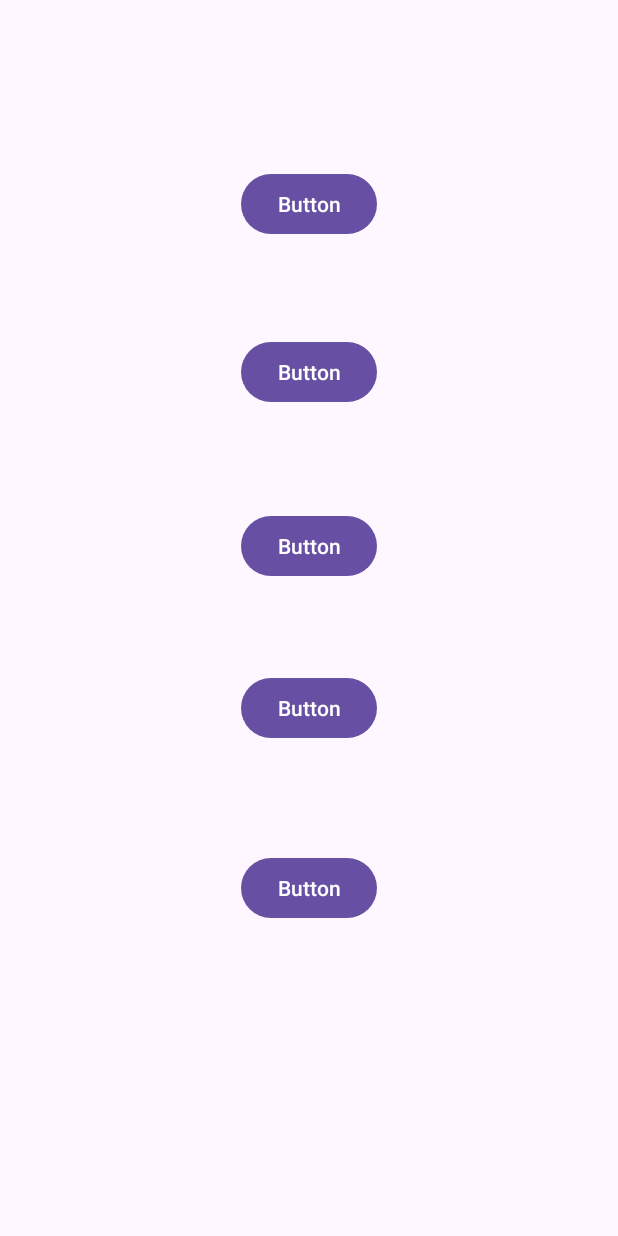
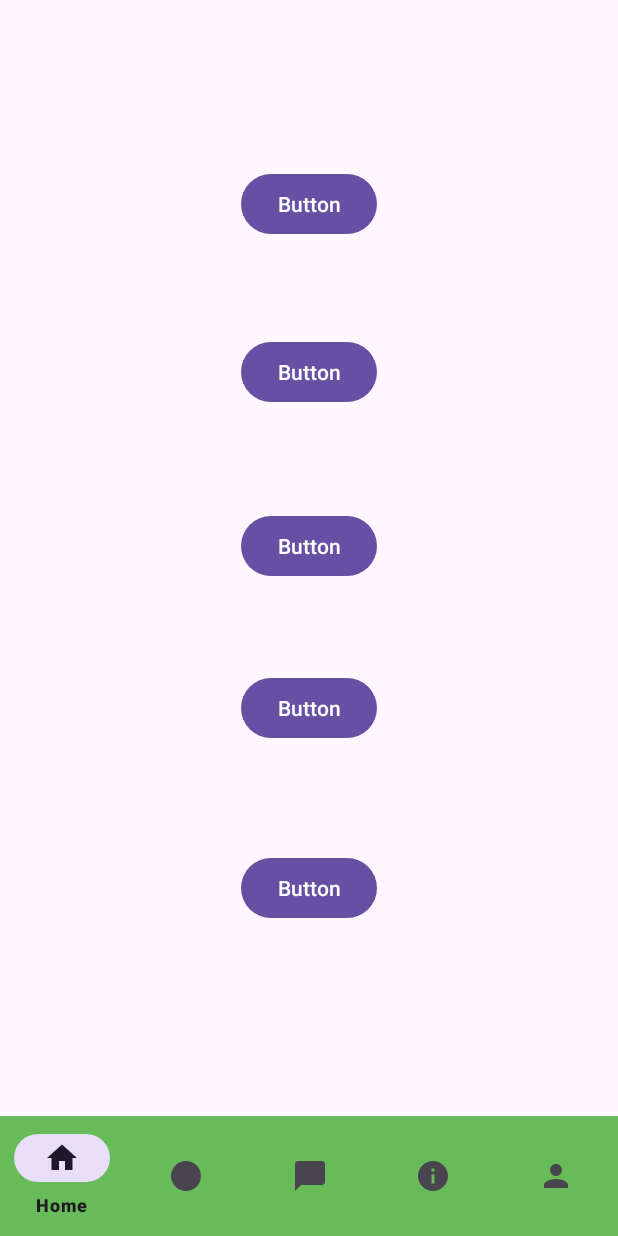
Before and after one commit to bwubbu/HeikomMADapp, an Android app: the HomePageActivity screen opened directly, with no data from a screen before it, on a phone screen of 412 x 824 dp. Run offline under Robolectric (Android 15) with nearby library versions, the phone set to English and light mode, and no system bars; Roboto replaces fonts that are not available here.

Commit message:
added bottom navbar on home page

```diff
--- /dev/null
+++ b/app/src/main/res/drawable/ic_user.xml
@@ -0,0 +1,5 @@
+<vector android:height="24dp" android:tint="#000000"
+    android:viewportHeight="24" android:viewportWidth="24"
+    android:width="24dp" xmlns:android="http://schemas.android.com/apk/res/android">
+    <path android:fillColor="@android:color/white" android:pathData="M12,12c2.21,0 4,-1.79 4,-4s-1.79,-4 -4,-4 -4,1.79 -4,4 1.79,4 4,4zM12,14c-2.67,0 -8,1.34 -8,4v2h16v-2c0,-2.66 -5.33,-4 -8,-4z"/>
+</vector>
--- a/app/src/main/res/layout/activity_home_page.xml
+++ b/app/src/main/res/layout/activity_home_page.xml
@@ -1,11 +1,19 @@
 <?xml version="1.0" encoding="utf-8"?>
-<androidx.constraintlayout.widget.ConstraintLayout xmlns:android="http://schemas.android.com/apk/res/android"
+<RelativeLayout xmlns:android="http://schemas.android.com/apk/res/android"
     xmlns:app="http://schemas.android.com/apk/res-auto"
     xmlns:tools="http://schemas.android.com/tools"
     android:layout_width="match_parent"
     android:layout_height="match_parent"
     tools:context=".HomePageActivity">
 
+    <ScrollView
+        android:layout_width="match_parent"
+        android:layout_height="match_parent"
+        android:layout_above="@+id/bottomNavigationView">
+
+        <androidx.constraintlayout.widget.ConstraintLayout
+            android:layout_width="match_parent"
+            android:layout_height="wrap_content">
     <Button
         android:id="@+id/ProfilePage"
         android:layout_width="wrap_content"
@@ -55,4 +63,16 @@
         app:layout_constraintEnd_toEndOf="parent"
         app:layout_constraintStart_toStartOf="parent"
         app:layout_constraintTop_toBottomOf="@+id/RewardsPage" />
-</androidx.constraintlayout.widget.ConstraintLayout>
+        </androidx.constraintlayout.widget.ConstraintLayout>
+
+    </ScrollView>
+
+    <com.google.android.material.bottomnavigation.BottomNavigationView
+        android:id="@+id/bottomNavigationView"
+        android:layout_width="match_parent"
+        android:layout_height="wrap_content"
+        android:layout_alignParentBottom="true"
+        app:backgroundTint="@color/main_green"
+        app:menu="@menu/bottom_nav_menu_home_page" />
+
+</RelativeLayout>
--- /dev/null
+++ b/app/src/main/res/menu/bottom_nav_menu_home_page.xml
@@ -0,0 +1,24 @@
+<?xml version="1.0" encoding="utf-8"?>
+<menu xmlns:android="http://schemas.android.com/apk/res/android">
+
+    <item android:id="@+id/bmHome"
+        android:title="Home"
+        android:icon="@drawable/ic_home" />
+
+    <item android:id="@+id/bmReward"
+        android:title="Reward"
+        android:icon="@drawable/ic_circle" />
+
+    <item android:id="@+id/bmChat"
+        android:title="Chat"
+        android:icon="@drawable/ic_chat" />
+
+    <item android:id="@+id/bmInfo"
+        android:title="Info"
+        android:icon="@drawable/ic_info" />
+
+    <item android:id="@+id/bmUser"
+        android:title="Profile"
+        android:icon="@drawable/ic_user" />
+
+</menu>
```
